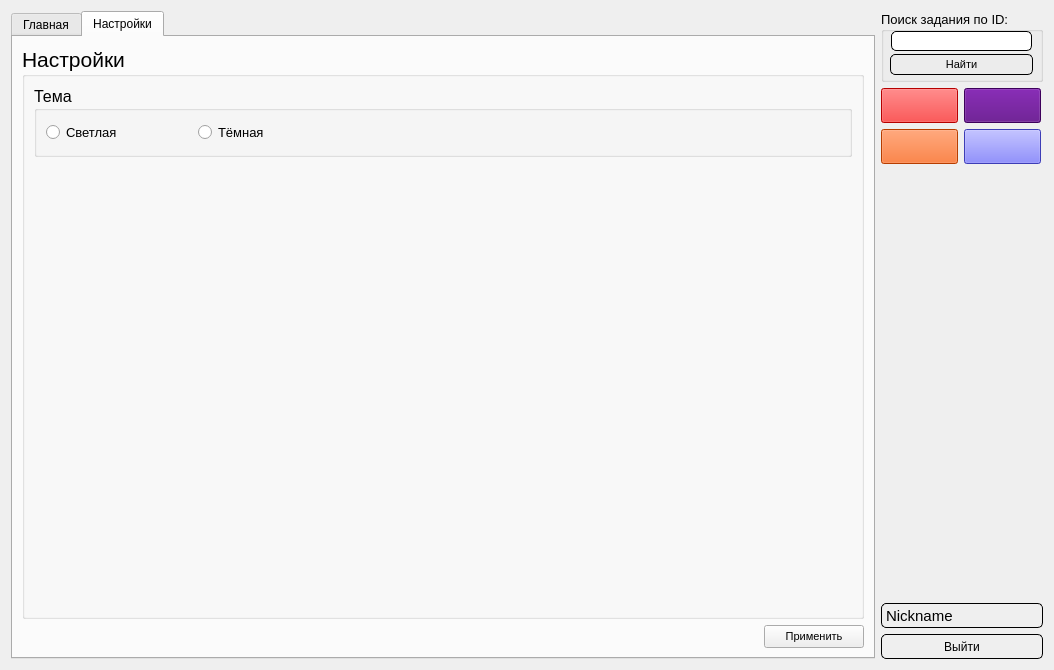
Old version of the form data/ui/developer_client.ui in the repository TereDom/MathBattle.
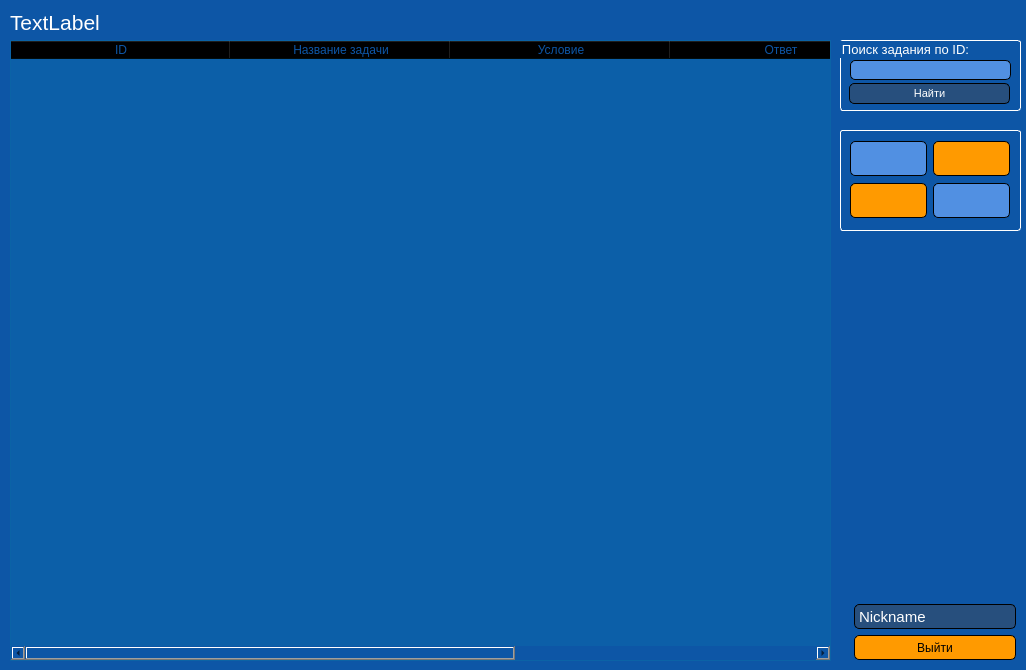
New version of the form. The open tabs and pages were chosen to show the change. Icons and pictures are not drawn.

Patch:
```diff
--- a/data/ui/developer_client.ui
+++ b/data/ui/developer_client.ui
@@ -6,220 +6,177 @@
    <rect>
     <x>0</x>
     <y>0</y>
-    <width>1054</width>
+    <width>1026</width>
     <height>670</height>
    </rect>
   </property>
+  <property name="minimumSize">
+   <size>
+    <width>1026</width>
+    <height>670</height>
+   </size>
+  </property>
+  <property name="maximumSize">
+   <size>
+    <width>1026</width>
+    <height>670</height>
+   </size>
+  </property>
   <property name="windowTitle">
    <string>MathBattle для разработчиков</string>
   </property>
-  <layout class="QGridLayout" name="gridLayout_4">
-   <item row="0" column="0">
-    <layout class="QGridLayout" name="gridLayout_3">
-     <item row="3" column="2">
-      <widget class="QLabel" name="Nickname_small">
-       <property name="minimumSize">
-        <size>
-         <width>162</width>
-         <height>25</height>
-        </size>
-       </property>
-       <property name="maximumSize">
-        <size>
-         <width>162</width>
+  <property name="styleSheet">
+   <string notr="true">background-color: rgb(13, 86, 166);</string>
+  </property>
+  <widget class="QLabel" name="labelStatus">
+   <property name="geometry">
+    <rect>
+     <x>10</x>
+     <y>10</y>
+     <width>821</width>
          <height>25</height>
-        </size>
+    </rect>
        </property>
        <property name="font">
         <font>
-         <pointsize>11</pointsize>
-        </font>
-       </property>
-       <property name="focusPolicy">
-        <enum>Qt::NoFocus</enum>
-       </property>
+     <pointsize>16</pointsize>
+    </font>
+   </property>
        <property name="styleSheet">
-        <string notr="true">border: 1px solid black;
-border-radius: 5px;</string>
-       </property>
-       <property name="frameShape">
-        <enum>QFrame::Box</enum>
-       </property>
+    <string notr="true">color: rgb(255, 255, 255);</string>
+   </property>
        <property name="text">
-        <string>Nickname</string>
-       </property>
-      </widget>
-     </item>
-     <item row="4" column="2">
-      <widget class="QPushButton" name="ButtonExit">
-       <property name="sizePolicy">
-        <sizepolicy hsizetype="Fixed" vsizetype="Fixed">
-         <horstretch>0</horstretch>
-         <verstretch>0</verstretch>
-        </sizepolicy>
-       </property>
-       <property name="minimumSize">
-        <size>
-         <width>162</width>
-         <height>25</height>
-        </size>
-       </property>
-       <property name="maximumSize">
-        <size>
-         <width>162</width>
-         <height>25</height>
-        </size>
-       </property>
-       <property name="toolTip">
-        <string>Выйти из аккаунта</string>
-       </property>
-       <property name="styleSheet">
-        <string notr="true">border: 1px solid black;
-border-radius: 5px;</string>
-       </property>
+    <string>TextLabel</string>
+   </property>
+  </widget>
+  <widget class="QTableWidget" name="tableWidget">
+   <property name="geometry">
+    <rect>
+     <x>10</x>
+     <y>40</y>
+     <width>821</width>
+     <height>621</height>
+    </rect>
+   </property>
+   <property name="styleSheet">
+    <string notr="true">background-color: rgba(1, 173, 188, 25);
+color: rgb(255, 255, 255);</string>
+   </property>
+   <property name="verticalScrollMode">
+    <enum>QAbstractItemView::ScrollPerPixel</enum>
+   </property>
+   <property name="horizontalScrollMode">
+    <enum>QAbstractItemView::ScrollPerPixel</enum>
+   </property>
+   <attribute name="horizontalHeaderCascadingSectionResizes">
+    <bool>true</bool>
+   </attribute>
+   <attribute name="horizontalHeaderDefaultSectionSize">
+    <number>220</number>
+   </attribute>
+   <attribute name="horizontalHeaderHighlightSections">
+    <bool>false</bool>
+   </attribute>
+   <attribute name="verticalHeaderVisible">
+    <bool>false</bool>
+   </attribute>
+   <attribute name="verticalHeaderHighlightSections">
+    <bool>false</bool>
+   </attribute>
+   <column>
        <property name="text">
-        <string>Выйти</string>
-       </property>
-      </widget>
-     </item>
-     <item row="1" column="2">
-      <layout class="QGridLayout" name="gridLayout">
-       <item row="0" column="1">
-        <widget class="QPushButton" name="open_user_tasks_button">
-         <property name="minimumSize">
-          <size>
-           <width>77</width>
-           <height>35</height>
-          </size>
-         </property>
-         <property name="maximumSize">
-          <size>
-           <width>75</width>
-           <height>35</height>
-          </size>
-         </property>
-         <property name="font">
-          <font>
-           <family>Comic Sans MS</family>
-           <pointsize>10</pointsize>
-          </font>
-         </property>
-         <property name="styleSheet">
-          <string notr="true">color: rgb(255, 255, 255);
-background-color: rgb(85, 0, 127);</string>
-         </property>
+     <string>ID</string>
+    </property>
+    <property name="foreground">
+     <brush brushstyle="SolidPattern">
+      <color alpha="255">
+       <red>13</red>
+       <green>86</green>
+       <blue>166</blue>
+      </color>
+     </brush>
+    </property>
+   </column>
+   <column>
+    <property name="text">
+     <string>Название задачи</string>
+    </property>
+    <property name="foreground">
+     <brush brushstyle="SolidPattern">
+      <color alpha="255">
+       <red>13</red>
+       <green>86</green>
+       <blue>166</blue>
+      </color>
+     </brush>
+    </property>
+   </column>
+   <column>
          <property name="text">
-          <string/>
-         </property>
-         <property name="icon">
-          <iconset>
-           <normaloff>C:/Users/Антон/Desktop/data/img/user.jpg</normaloff>C:/Users/Антон/Desktop/data/img/user.jpg</iconset>
-         </property>
-        </widget>
-       </item>
-       <item row="0" column="0">
-        <widget class="QPushButton" name="del_task_button">
-         <property name="minimumSize">
-          <size>
-           <width>77</width>
-           <height>35</height>
-          </size>
-         </property>
-         <property name="maximumSize">
-          <size>
-           <width>75</width>
-           <height>35</height>
-          </size>
-         </property>
-         <property name="font">
-          <font>
-           <family>Comic Sans MS</family>
-           <pointsize>10</pointsize>
-          </font>
-         </property>
-         <property name="styleSheet">
-          <string notr="true">color: rgb(255, 255, 255);
-background-color: rgb(255, 0, 0);</string>
-         </property>
+     <string>Условие</string>
+    </property>
+    <property name="foreground">
+     <brush brushstyle="SolidPattern">
+      <color alpha="255">
+       <red>13</red>
+       <green>86</green>
+       <blue>166</blue>
+      </color>
+     </brush>
+    </property>
+   </column>
+   <column>
          <property name="text">
-          <string/>
-         </property>
-         <property name="icon">
-          <iconset>
-           <normaloff>C:/Users/Антон/Desktop/data/img/delite.png</normaloff>C:/Users/Антон/Desktop/data/img/delite.png</iconset>
-         </property>
-        </widget>
-       </item>
-       <item row="1" column="0">
-        <widget class="QPushButton" name="del_user_button">
-         <property name="minimumSize">
-          <size>
-           <width>77</width>
-           <height>35</height>
-          </size>
-         </property>
-         <property name="maximumSize">
-          <size>
-           <width>75</width>
-           <height>35</height>
-          </size>
-         </property>
-         <property name="font">
-          <font>
-           <family>Comic Sans MS</family>
-           <pointsize>10</pointsize>
-          </font>
-         </property>
-         <property name="styleSheet">
-          <string notr="true">color: rgb(255, 255, 255);
-background-color: rgb(255, 85, 0);</string>
-         </property>
+     <string>Ответ</string>
+    </property>
+    <property name="foreground">
+     <brush brushstyle="SolidPattern">
+      <color alpha="255">
+       <red>13</red>
+       <green>86</green>
+       <blue>166</blue>
+      </color>
+     </brush>
+    </property>
+   </column>
+   <column>
          <property name="text">
-          <string/>
-         </property>
-         <property name="icon">
-          <iconset>
-           <normaloff>C:/Users/Антон/Desktop/data/img/del_user.jpg</normaloff>C:/Users/Антон/Desktop/data/img/del_user.jpg</iconset>
-         </property>
-        </widget>
-       </item>
-       <item row="1" column="1">
-        <widget class="QPushButton" name="update_tasks_button">
-         <property name="minimumSize">
-          <size>
-           <width>77</width>
-           <height>35</height>
-          </size>
-         </property>
-         <property name="maximumSize">
-          <size>
-           <width>75</width>
-           <height>35</height>
-          </size>
-         </property>
-         <property name="font">
-          <font>
-           <family>Comic Sans MS</family>
-           <pointsize>10</pointsize>
-          </font>
-         </property>
-         <property name="styleSheet">
-          <string notr="true">color: rgb(255, 255, 255);
-background-color: rgb(85, 85, 255);</string>
-         </property>
+     <string>Логин пользователя</string>
+    </property>
+    <property name="foreground">
+     <brush brushstyle="SolidPattern">
+      <color alpha="255">
+       <red>13</red>
+       <green>86</green>
+       <blue>166</blue>
+      </color>
+     </brush>
+    </property>
+   </column>
+   <column>
          <property name="text">
-          <string/>
-         </property>
-         <property name="icon">
-          <iconset>
-           <normaloff>C:/Users/Антон/Desktop/data/img/update.jpg</normaloff>C:/Users/Антон/Desktop/data/img/update.jpg</iconset>
-         </property>
-        </widget>
-       </item>
-      </layout>
-     </item>
-     <item row="0" column="2">
+     <string>Кол-во репортов</string>
+    </property>
+    <property name="foreground">
+     <brush brushstyle="SolidPattern">
+      <color alpha="255">
+       <red>13</red>
+       <green>86</green>
+       <blue>166</blue>
+      </color>
+     </brush>
+    </property>
+   </column>
+  </widget>
       <widget class="QGroupBox" name="groupBox_2">
+   <property name="geometry">
+    <rect>
+     <x>840</x>
+     <y>40</y>
+     <width>181</width>
+     <height>71</height>
+    </rect>
+   </property>
        <property name="sizePolicy">
         <sizepolicy hsizetype="Preferred" vsizetype="Preferred">
          <horstretch>141</horstretch>
@@ -228,13 +185,13 @@
        </property>
        <property name="minimumSize">
         <size>
-         <width>162</width>
+     <width>181</width>
          <height>71</height>
         </size>
        </property>
        <property name="maximumSize">
         <size>
-         <width>162</width>
+     <width>181</width>
          <height>71</height>
         </size>
        </property>
@@ -255,6 +212,27 @@
          <pointsize>10</pointsize>
         </font>
        </property>
+   <property name="styleSheet">
+    <string notr="true">QPushButton {
+	border: 1px solid black;
+	color: rgb(255, 255, 255);
+	background-color:  rgb(39, 79, 125);
+	border-radius: 5px;
+}
+QPushButton:hover {
+	background-color: rgb(13, 86, 166);
+}
+
+QPushButton:pressed {
+	background-color:  rgb(24, 50, 79);
+}
+
+QGroupBox {
+	color: rgb(255, 255, 255);
+	border-radius: 3px;
+	border: 1px solid white;
+}</string>
+   </property>
        <property name="title">
         <string>Поиск задания по ID:</string>
        </property>
@@ -263,15 +241,14 @@
          <rect>
           <x>10</x>
           <y>20</y>
-          <width>141</width>
+      <width>161</width>
           <height>20</height>
          </rect>
         </property>
         <property name="styleSheet">
          <string notr="true">border: 1px solid black;
-font: 75 10pt &quot;MS Shell Dlg 2&quot;;
-
-border-radius: 5px;</string>
+background-color: rgb(81, 144, 226);
+border-radius: 5px;  </string>
         </property>
        </widget>
        <widget class="QPushButton" name="ButtonFindTask">
@@ -279,7 +256,7 @@
          <rect>
           <x>9</x>
           <y>43</y>
-          <width>143</width>
+      <width>161</width>
           <height>21</height>
          </rect>
         </property>
@@ -291,13 +268,13 @@
         </property>
         <property name="minimumSize">
          <size>
-          <width>143</width>
+      <width>161</width>
           <height>21</height>
          </size>
         </property>
         <property name="maximumSize">
          <size>
-          <width>143</width>
+      <width>161</width>
           <height>21</height>
          </size>
         </property>
@@ -336,249 +313,308 @@
         </property>
        </widget>
       </widget>
-     </item>
-     <item row="2" column="2">
-      <spacer name="verticalSpacer">
-       <property name="orientation">
-        <enum>Qt::Vertical</enum>
-       </property>
-       <property name="sizeHint" stdset="0">
+  <widget class="QPushButton" name="ButtonExit">
+   <property name="geometry">
+    <rect>
+     <x>854</x>
+     <y>635</y>
+     <width>162</width>
+     <height>25</height>
+    </rect>
+   </property>
+   <property name="sizePolicy">
+    <sizepolicy hsizetype="Fixed" vsizetype="Fixed">
+     <horstretch>0</horstretch>
+     <verstretch>0</verstretch>
+    </sizepolicy>
+   </property>
+   <property name="minimumSize">
         <size>
-         <width>20</width>
-         <height>323</height>
-        </size>
-       </property>
-      </spacer>
-     </item>
-     <item row="0" column="1" rowspan="5">
-      <widget class="QTabWidget" name="tabWidget">
-       <property name="enabled">
-        <bool>true</bool>
-       </property>
+     <width>162</width>
+     <height>25</height>
+    </size>
+   </property>
+   <property name="maximumSize">
+    <size>
+     <width>162</width>
+     <height>25</height>
+    </size>
+   </property>
+   <property name="toolTip">
+    <string>Выйти из аккаунта</string>
+   </property>
        <property name="styleSheet">
-        <string notr="true"/>
-       </property>
-       <property name="currentIndex">
-        <number>0</number>
-       </property>
-       <widget class="QWidget" name="MainPage">
-        <attribute name="title">
-         <string>Главная</string>
-        </attribute>
-        <layout class="QGridLayout" name="gridLayout_2">
-         <property name="topMargin">
-          <number>14</number>
-         </property>
-         <property name="verticalSpacing">
-          <number>14</number>
-         </property>
-         <item row="1" column="0">
-          <widget class="QTableWidget" name="tableWidget">
-           <property name="verticalScrollMode">
-            <enum>QAbstractItemView::ScrollPerPixel</enum>
-           </property>
-           <property name="horizontalScrollMode">
-            <enum>QAbstractItemView::ScrollPerPixel</enum>
-           </property>
-          </widget>
-         </item>
-         <item row="0" column="0">
-          <widget class="QLabel" name="labelStatus">
+    <string notr="true">QPushButton {
+border: 1px solid black;	
+border-radius: 5px;
+background-color: rgb(255, 154, 0);
+gridline-color: rgb(166, 100, 0);
+}
+
+QPushButton:hover {
+	background-color: rgb(255, 174, 10);
+}
+
+QPushButton:pressed {
+	background-color: rgb(225, 124, 0);
+}</string>
+   </property>
+   <property name="text">
+    <string>Выйти</string>
+   </property>
+  </widget>
+  <widget class="QLabel" name="Nickname_small">
+   <property name="geometry">
+    <rect>
+     <x>854</x>
+     <y>604</y>
+     <width>162</width>
+     <height>25</height>
+    </rect>
+   </property>
+   <property name="minimumSize">
+    <size>
+     <width>162</width>
+     <height>25</height>
+    </size>
+   </property>
+   <property name="maximumSize">
+    <size>
+     <width>162</width>
+     <height>25</height>
+    </size>
+   </property>
            <property name="font">
             <font>
-             <pointsize>16</pointsize>
-            </font>
-           </property>
+     <pointsize>11</pointsize>
+    </font>
+   </property>
+   <property name="focusPolicy">
+    <enum>Qt::NoFocus</enum>
+   </property>
+   <property name="styleSheet">
+    <string notr="true">border: 1px solid black;
+color: rgb(255, 255, 255);
+background-color: rgb(39, 79, 125);
+border-radius: 5px;</string>
+   </property>
+   <property name="frameShape">
+    <enum>QFrame::Box</enum>
+   </property>
            <property name="text">
-            <string>TextLabel</string>
-           </property>
-          </widget>
-         </item>
-        </layout>
-       </widget>
-       <widget class="QWidget" name="SettingsPage">
-        <attribute name="title">
-         <string>Настройки</string>
-        </attribute>
-        <layout class="QGridLayout" name="gridLayout_11">
-         <item row="0" column="0">
-          <widget class="QGroupBox" name="groupBox_5">
-           <property name="font">
-            <font>
-             <pointsize>16</pointsize>
-            </font>
-           </property>
+    <string>Nickname</string>
+   </property>
+  </widget>
+  <widget class="QGroupBox" name="groupBox">
+   <property name="geometry">
+    <rect>
+     <x>840</x>
+     <y>130</y>
+     <width>181</width>
+     <height>101</height>
+    </rect>
+   </property>
+   <property name="styleSheet">
+    <string notr="true">QGroupBox {
+	color: rgb(255, 255, 255);
+	border-radius: 3px;
+	border: 1px solid white;
+}</string>
+   </property>
            <property name="title">
-            <string>Настройки</string>
-           </property>
-           <layout class="QGridLayout" name="gridLayout_8">
-            <item row="1" column="0">
-             <spacer name="verticalSpacer_2">
-              <property name="orientation">
-               <enum>Qt::Vertical</enum>
-              </property>
-              <property name="sizeHint" stdset="0">
-               <size>
-                <width>20</width>
-                <height>40</height>
-               </size>
-              </property>
-             </spacer>
-            </item>
-            <item row="0" column="0">
-             <widget class="QGroupBox" name="groupBox_1">
+    <string/>
+   </property>
+   <widget class="QWidget" name="layoutWidget">
+    <property name="geometry">
+     <rect>
+      <x>10</x>
+      <y>10</y>
+      <width>162</width>
+      <height>81</height>
+     </rect>
+    </property>
+    <layout class="QGridLayout" name="gridLayout">
+     <item row="3" column="1">
+      <widget class="QPushButton" name="update_tasks_button">
               <property name="minimumSize">
                <size>
-                <width>361</width>
-                <height>71</height>
+         <width>77</width>
+         <height>35</height>
                </size>
               </property>
               <property name="maximumSize">
                <size>
-                <width>16777215</width>
-                <height>71</height>
+         <width>75</width>
+         <height>35</height>
                </size>
               </property>
               <property name="font">
                <font>
-                <pointsize>12</pointsize>
-               </font>
-              </property>
-              <property name="toolTip">
-               <string>Сметить тему</string>
-              </property>
-              <property name="toolTipDuration">
-               <number>-5</number>
-              </property>
-              <property name="title">
-               <string>Тема</string>
-              </property>
-              <layout class="QGridLayout" name="gridLayout_9">
-               <item row="0" column="0">
-                <widget class="QRadioButton" name="Button_1_1">
-                 <property name="font">
-                  <font>
+         <family>Comic Sans MS</family>
                    <pointsize>10</pointsize>
                   </font>
                  </property>
-                 <property name="cursor">
-                  <cursorShape>PointingHandCursor</cursorShape>
+       <property name="styleSheet">
+        <string notr="true">QPushButton {
+	border: 1px solid black;
+	color: rgb(255, 255, 255);
+	background-color: rgb(81, 144, 226);
+	border-radius: 5px;
+}
+QPushButton:hover {
+	background-color: rgb(96, 159, 241);
+}
+
+QPushButton:pressed {
+	background-color:  rgb(13, 86, 166);
+}</string>
                  </property>
                  <property name="text">
-                  <string>Светлая</string>
-                 </property>
-                </widget>
-               </item>
-               <item row="0" column="1">
-                <spacer name="horizontalSpacer_3">
-                 <property name="orientation">
-                  <enum>Qt::Horizontal</enum>
-                 </property>
-                 <property name="sizeType">
-                  <enum>QSizePolicy::Fixed</enum>
-                 </property>
-                 <property name="sizeHint" stdset="0">
+        <string/>
+       </property>
+       <property name="icon">
+        <iconset>
+         <normaloff>../../../../../Антон/Desktop/data/img/update.jpg</normaloff>../../../../../Антон/Desktop/data/img/update.jpg</iconset>
+       </property>
+      </widget>
+     </item>
+     <item row="2" column="0">
+      <widget class="QPushButton" name="open_user_tasks_button">
+       <property name="minimumSize">
+        <size>
+         <width>77</width>
+         <height>35</height>
+        </size>
+       </property>
+       <property name="maximumSize">
                   <size>
-                   <width>70</width>
-                   <height>20</height>
-                  </size>
-                 </property>
-                </spacer>
-               </item>
-               <item row="0" column="2">
-                <widget class="QRadioButton" name="Button_1_2">
+         <width>75</width>
+         <height>35</height>
+        </size>
+       </property>
                  <property name="font">
                   <font>
+         <family>Comic Sans MS</family>
                    <pointsize>10</pointsize>
                   </font>
                  </property>
-                 <property name="cursor">
-                  <cursorShape>PointingHandCursor</cursorShape>
+       <property name="styleSheet">
+        <string notr="true">QPushButton {
+	border: 1px solid black;
+	color: rgb(255, 255, 255);
+	background-color: rgb(81, 144, 226);
+	border-radius: 5px;
+}
+QPushButton:hover {
+	background-color: rgb(96, 159, 241);
+}
+
+QPushButton:pressed {
+	background-color:  rgb(13, 86, 166);
+}</string>
                  </property>
                  <property name="text">
-                  <string>Тёмная</string>
-                 </property>
-                </widget>
-               </item>
-               <item row="0" column="3">
-                <spacer name="horizontalSpacer_4">
-                 <property name="orientation">
-                  <enum>Qt::Horizontal</enum>
-                 </property>
-                 <property name="sizeHint" stdset="0">
+        <string/>
+       </property>
+       <property name="icon">
+        <iconset>
+         <normaloff>../../../../../Антон/Desktop/data/img/user.jpg</normaloff>../../../../../Антон/Desktop/data/img/user.jpg</iconset>
+       </property>
+      </widget>
+     </item>
+     <item row="2" column="1">
+      <widget class="QPushButton" name="del_task_button">
+       <property name="minimumSize">
+        <size>
+         <width>77</width>
+         <height>35</height>
+        </size>
+       </property>
+       <property name="maximumSize">
                   <size>
-                   <width>575</width>
-                   <height>20</height>
-                  </size>
-                 </property>
-                </spacer>
-               </item>
-              </layout>
-             </widget>
-            </item>
-           </layout>
-          </widget>
-         </item>
-         <item row="1" column="0">
-          <layout class="QHBoxLayout" name="horizontalLayout_2">
-           <property name="spacing">
-            <number>0</number>
-           </property>
-           <item>
-            <spacer name="horizontalSpacer_2">
-             <property name="orientation">
-              <enum>Qt::Horizontal</enum>
-             </property>
-             <property name="sizeType">
-              <enum>QSizePolicy::Expanding</enum>
-             </property>
-             <property name="sizeHint" stdset="0">
-              <size>
-               <width>40</width>
-               <height>20</height>
-              </size>
-             </property>
-            </spacer>
-           </item>
-           <item>
-            <widget class="QPushButton" name="ButtonAccept">
+         <width>75</width>
+         <height>35</height>
+        </size>
+       </property>
+       <property name="font">
+        <font>
+         <family>Comic Sans MS</family>
+         <pointsize>10</pointsize>
+        </font>
+       </property>
+       <property name="styleSheet">
+        <string notr="true">QPushButton {
+border: 1px solid black;	
+border-radius: 5px;
+background-color: rgb(255, 154, 0);
+gridline-color: rgb(166, 100, 0);
+}
+
+QPushButton:hover {
+	background-color: rgb(255, 174, 10);
+}
+
+QPushButton:pressed {
+	background-color: rgb(225, 124, 0);
+}</string>
+       </property>
+       <property name="text">
+        <string/>
+       </property>
+       <property name="icon">
+        <iconset>
+         <normaloff>../../../../../Антон/Desktop/data/img/delite.png</normaloff>../../../../../Антон/Desktop/data/img/delite.png</iconset>
+       </property>
+      </widget>
+     </item>
+     <item row="3" column="0">
+      <widget class="QPushButton" name="del_user_button">
              <property name="minimumSize">
               <size>
-               <width>100</width>
-               <height>23</height>
+         <width>77</width>
+         <height>35</height>
               </size>
              </property>
              <property name="maximumSize">
               <size>
-               <width>100</width>
-               <height>23</height>
+         <width>75</width>
+         <height>35</height>
               </size>
              </property>
              <property name="font">
               <font>
-               <pointsize>8</pointsize>
-              </font>
-             </property>
-             <property name="cursor">
-              <cursorShape>PointingHandCursor</cursorShape>
-             </property>
-             <property name="toolTip">
+         <family>Comic Sans MS</family>
+         <pointsize>10</pointsize>
+        </font>
+       </property>
+       <property name="styleSheet">
+        <string notr="true">QPushButton {
+border: 1px solid black;	
+border-radius: 5px;
+background-color: rgb(255, 154, 0);
+gridline-color: rgb(166, 100, 0);
+}
+
+QPushButton:hover {
+	background-color: rgb(255, 174, 10);
+}
+
+QPushButton:pressed {
+	background-color: rgb(225, 124, 0);
+}</string>
+       </property>
+       <property name="text">
               <string/>
              </property>
-             <property name="text">
-              <string>Применить</string>
+       <property name="icon">
+        <iconset>
+         <normaloff>../../../../../Антон/Desktop/data/img/del_user.jpg</normaloff>../../../../../Антон/Desktop/data/img/del_user.jpg</iconset>
              </property>
             </widget>
            </item>
           </layout>
-         </item>
-        </layout>
-       </widget>
-      </widget>
-     </item>
-    </layout>
-   </item>
-  </layout>
+   </widget>
+  </widget>
  </widget>
  <resources/>
  <connections/>
```
Lines whose indentation alone changed are shown as unchanged.
